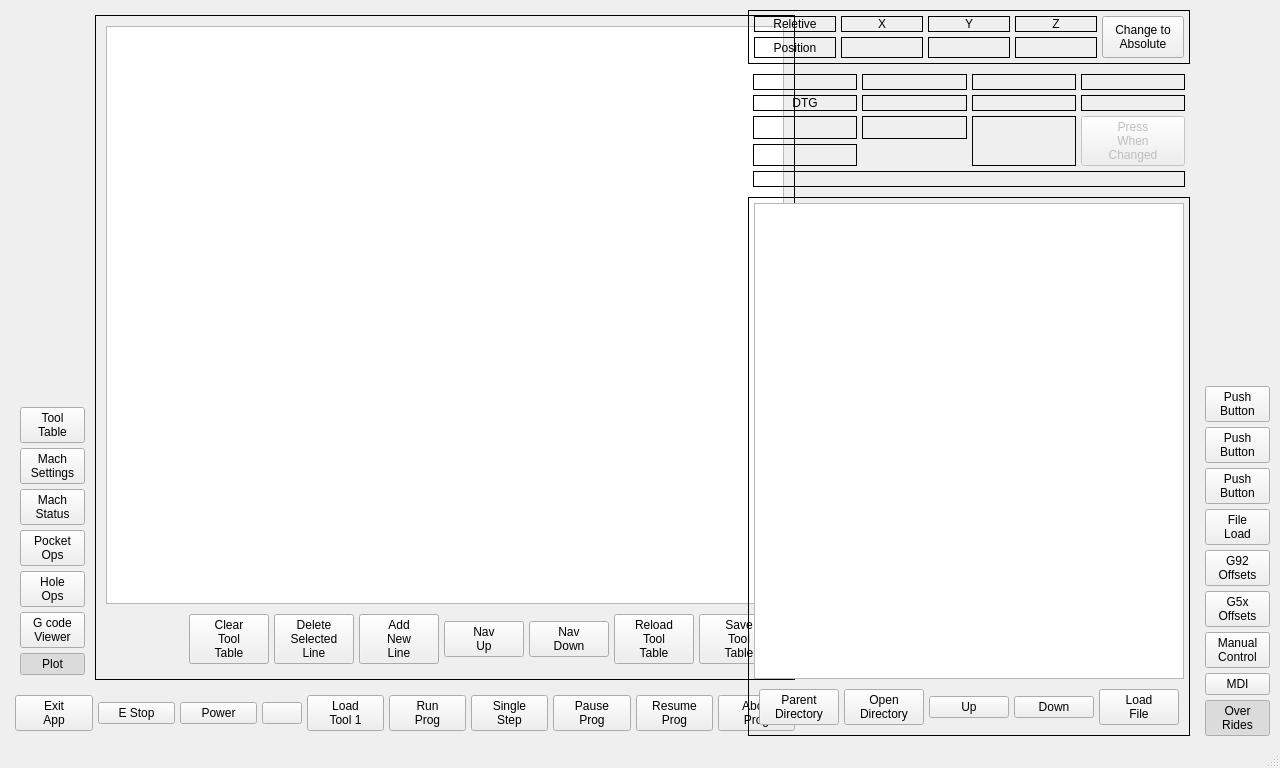
Before: the Qt Designer form mill_touch_v6/ui/mainwindow.ui in jethornton/mill_touch_v6, drawn with Qt 5.
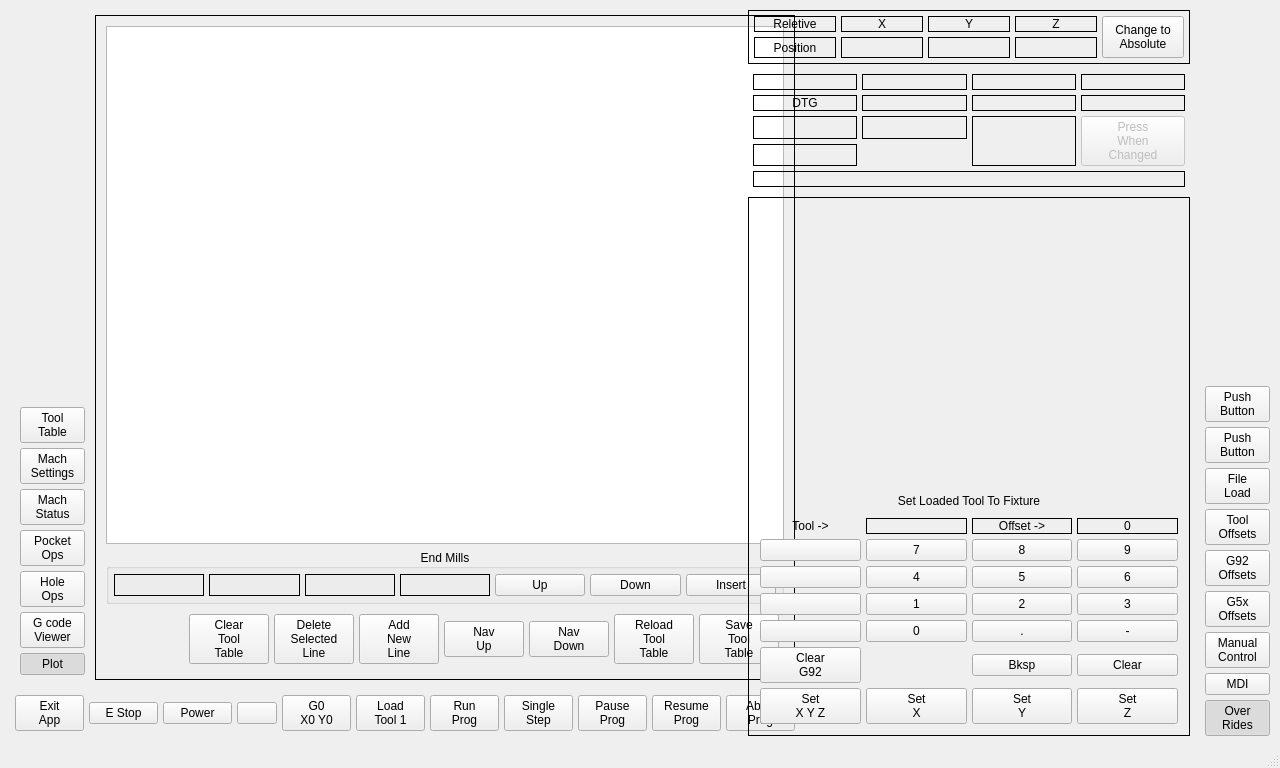
After: the same form once the commit is applied. The open tabs and pages were chosen to show the change. Custom widgets are drawn as their Qt base class.

The edit to the form file:
```diff
--- a/mill_touch_v6/ui/mainwindow.ui
+++ b/mill_touch_v6/ui/mainwindow.ui
@@ -3374,7 +3374,114 @@
                   <number>5</number>
                  </property>
                  <item>
-                  <widget class="ToolTable" name="tooltable"/>
+                  <widget class="ToolTable" name="tooltable">
+                   <property name="displayColumns" stdset="0">
+                    <string>TXYZDR</string>
+                   </property>
+                   <attribute name="horizontalHeaderDefaultSectionSize">
+                    <number>75</number>
+                   </attribute>
+                  </widget>
+                 </item>
+                 <item>
+                  <widget class="QGroupBox" name="gridGroupBox">
+                   <property name="title">
+                    <string>End Mills</string>
+                   </property>
+                   <property name="alignment">
+                    <set>Qt::AlignCenter</set>
+                   </property>
+                   <layout class="QGridLayout" name="gridLayout_24">
+                    <property name="leftMargin">
+                     <number>5</number>
+                    </property>
+                    <property name="topMargin">
+                     <number>5</number>
+                    </property>
+                    <property name="rightMargin">
+                     <number>5</number>
+                    </property>
+                    <property name="bottomMargin">
+                     <number>5</number>
+                    </property>
+                    <property name="spacing">
+                     <number>5</number>
+                    </property>
+                    <item row="0" column="2">
+                     <widget class="QLabel" name="endMillFlutesLbl">
+                      <property name="frameShape">
+                       <enum>QFrame::Box</enum>
+                      </property>
+                      <property name="text">
+                       <string/>
+                      </property>
+                      <property name="alignment">
+                       <set>Qt::AlignCenter</set>
+                      </property>
+                     </widget>
+                    </item>
+                    <item row="0" column="1">
+                     <widget class="QLabel" name="endMillDiaLbl">
+                      <property name="frameShape">
+                       <enum>QFrame::Box</enum>
+                      </property>
+                      <property name="text">
+                       <string/>
+                      </property>
+                      <property name="alignment">
+                       <set>Qt::AlignCenter</set>
+                      </property>
+                     </widget>
+                    </item>
+                    <item row="0" column="0">
+                     <widget class="QLabel" name="endMillMaterialLbl">
+                      <property name="frameShape">
+                       <enum>QFrame::Box</enum>
+                      </property>
+                      <property name="text">
+                       <string/>
+                      </property>
+                      <property name="alignment">
+                       <set>Qt::AlignCenter</set>
+                      </property>
+                     </widget>
+                    </item>
+                    <item row="0" column="5">
+                     <widget class="QPushButton" name="pushButton_61">
+                      <property name="text">
+                       <string>Down</string>
+                      </property>
+                     </widget>
+                    </item>
+                    <item row="0" column="6">
+                     <widget class="QPushButton" name="pushButton_60">
+                      <property name="text">
+                       <string>Insert</string>
+                      </property>
+                     </widget>
+                    </item>
+                    <item row="0" column="4">
+                     <widget class="QPushButton" name="pushButton_59">
+                      <property name="text">
+                       <string>Up</string>
+                      </property>
+                     </widget>
+                    </item>
+                    <item row="0" column="3">
+                     <widget class="QLabel" name="endMillLengthLbl">
+                      <property name="frameShape">
+                       <enum>QFrame::Box</enum>
+                      </property>
+                      <property name="text">
+                       <string/>
+                      </property>
+                      <property name="alignment">
+                       <set>Qt::AlignCenter</set>
+                      </property>
+                     </widget>
+                    </item>
+                   </layout>
+                  </widget>
                  </item>
                  <item>
                   <widget class="QWidget" name="horizontalWidget" native="true">
@@ -3556,6 +3663,17 @@
             </property>
            </spacer>
           </item>
+          <item>
+           <widget class="MDIButton" name="mdibutton_2">
+            <property name="text">
+             <string>G0
+X0 Y0</string>
+            </property>
+            <property name="MDICommand" stdset="0">
+             <string>G0X0Y0</string>
+            </property>
+           </widget>
+          </item>
           <item>
            <widget class="MDIButton" name="mdibutton">
             <property name="text">
@@ -5754,6 +5872,347 @@
          <widget class="QWidget" name="page_15">
           <layout class="QVBoxLayout" name="verticalLayout_12">
            <item>
+            <widget class="VCPWidget" name="toolSetWidget">
+             <property name="rules" stdset="0">
+              <string>[{&quot;channels&quot;: [{&quot;url&quot;: &quot;status:tool_in_spindle&quot;, &quot;trigger&quot;: true}], &quot;property&quot;: &quot;Enable&quot;, &quot;expression&quot;: &quot;True if ch[0] &gt; 0 else False&quot;, &quot;name&quot;: &quot;Tool Loaded&quot;}]</string>
+             </property>
+             <layout class="QGridLayout" name="gridLayout_23">
+              <property name="leftMargin">
+               <number>1</number>
+              </property>
+              <property name="topMargin">
+               <number>1</number>
+              </property>
+              <property name="rightMargin">
+               <number>1</number>
+              </property>
+              <property name="bottomMargin">
+               <number>1</number>
+              </property>
+              <property name="spacing">
+               <number>5</number>
+              </property>
+              <item row="1" column="0" colspan="4">
+               <widget class="QLabel" name="label_46">
+                <property name="text">
+                 <string>Set Loaded Tool To Fixture</string>
+                </property>
+                <property name="alignment">
+                 <set>Qt::AlignCenter</set>
+                </property>
+               </widget>
+              </item>
+              <item row="0" column="0" colspan="4">
+               <spacer name="verticalSpacer_10">
+                <property name="orientation">
+                 <enum>Qt::Vertical</enum>
+                </property>
+                <property name="sizeHint" stdset="0">
+                 <size>
+                  <width>20</width>
+                  <height>40</height>
+                 </size>
+                </property>
+               </spacer>
+              </item>
+              <item row="3" column="0" colspan="4">
+               <widget class="QWidget" name="toolSetKeypad_2" native="true">
+                <layout class="QGridLayout" name="gridLayout_25">
+                 <property name="leftMargin">
+                  <number>5</number>
+                 </property>
+                 <property name="topMargin">
+                  <number>5</number>
+                 </property>
+                 <property name="rightMargin">
+                  <number>5</number>
+                 </property>
+                 <property name="bottomMargin">
+                  <number>5</number>
+                 </property>
+                 <property name="horizontalSpacing">
+                  <number>5</number>
+                 </property>
+                 <item row="5" column="2">
+                  <widget class="QPushButton" name="toolSetBkspBtn">
+                   <property name="text">
+                    <string>Bksp</string>
+                   </property>
+                  </widget>
+                 </item>
+                 <item row="4" column="3">
+                  <widget class="QPushButton" name="pushButton_152">
+                   <property name="text">
+                    <string>-</string>
+                   </property>
+                   <attribute name="buttonGroup">
+                    <string notr="true">toolSetKeypad</string>
+                   </attribute>
+                  </widget>
+                 </item>
+                 <item row="4" column="2">
+                  <widget class="QPushButton" name="pushButton_149">
+                   <property name="text">
+                    <string>.</string>
+                   </property>
+                   <attribute name="buttonGroup">
+                    <string notr="true">toolSetKeypad</string>
+                   </attribute>
+                  </widget>
+                 </item>
+                 <item row="1" column="2">
+                  <widget class="QPushButton" name="pushButton_147">
+                   <property name="text">
+                    <string>8</string>
+                   </property>
+                   <attribute name="buttonGroup">
+                    <string notr="true">toolSetKeypad</string>
+                   </attribute>
+                  </widget>
+                 </item>
+                 <item row="1" column="1">
+                  <widget class="QPushButton" name="pushButton_143">
+                   <property name="text">
+                    <string>7</string>
+                   </property>
+                   <attribute name="buttonGroup">
+                    <string notr="true">toolSetKeypad</string>
+                   </attribute>
+                  </widget>
+                 </item>
+                 <item row="2" column="3">
+                  <widget class="QPushButton" name="pushButton_142">
+                   <property name="text">
+                    <string>6</string>
+                   </property>
+                   <attribute name="buttonGroup">
+                    <string notr="true">toolSetKeypad</string>
+                   </attribute>
+                  </widget>
+                 </item>
+                 <item row="1" column="3">
+                  <widget class="QPushButton" name="pushButton_141">
+                   <property name="text">
+                    <string>9</string>
+                   </property>
+                   <attribute name="buttonGroup">
+                    <string notr="true">toolSetKeypad</string>
+                   </attribute>
+                  </widget>
+                 </item>
+                 <item row="2" column="2">
+                  <widget class="QPushButton" name="pushButton_132">
+                   <property name="text">
+                    <string>5</string>
+                   </property>
+                   <attribute name="buttonGroup">
+                    <string notr="true">toolSetKeypad</string>
+                   </attribute>
+                  </widget>
+                 </item>
+                 <item row="3" column="0">
+                  <widget class="QPushButton" name="pushButton_140">
+                   <property name="text">
+                    <string/>
+                   </property>
+                   <attribute name="buttonGroup">
+                    <string notr="true">toolSetKeypad</string>
+                   </attribute>
+                  </widget>
+                 </item>
+                 <item row="1" column="0">
+                  <widget class="QPushButton" name="pushButton_145">
+                   <property name="text">
+                    <string/>
+                   </property>
+                   <attribute name="buttonGroup">
+                    <string notr="true">toolSetKeypad</string>
+                   </attribute>
+                  </widget>
+                 </item>
+                 <item row="3" column="2">
+                  <widget class="QPushButton" name="pushButton_151">
+                   <property name="text">
+                    <string>2</string>
+                   </property>
+                   <attribute name="buttonGroup">
+                    <string notr="true">toolSetKeypad</string>
+                   </attribute>
+                  </widget>
+                 </item>
+                 <item row="3" column="1">
+                  <widget class="QPushButton" name="pushButton_144">
+                   <property name="text">
+                    <string>1</string>
+                   </property>
+                   <attribute name="buttonGroup">
+                    <string notr="true">toolSetKeypad</string>
+                   </attribute>
+                  </widget>
+                 </item>
+                 <item row="2" column="1">
+                  <widget class="QPushButton" name="pushButton_138">
+                   <property name="text">
+                    <string>4</string>
+                   </property>
+                   <attribute name="buttonGroup">
+                    <string notr="true">toolSetKeypad</string>
+                   </attribute>
+                  </widget>
+                 </item>
+                 <item row="4" column="1">
+                  <widget class="QPushButton" name="pushButton_139">
+                   <property name="text">
+                    <string>0</string>
+                   </property>
+                   <attribute name="buttonGroup">
+                    <string notr="true">toolSetKeypad</string>
+                   </attribute>
+                  </widget>
+                 </item>
+                 <item row="5" column="0">
+                  <widget class="MDIButton" name="mdibutton_13">
+                   <property name="text">
+                    <string>Clear
+G92</string>
+                   </property>
+                   <property name="MDICommand" stdset="0">
+                    <string>G92.1</string>
+                   </property>
+                  </widget>
+                 </item>
+                 <item row="5" column="3">
+                  <widget class="QPushButton" name="toolSetClearBtn">
+                   <property name="text">
+                    <string>Clear</string>
+                   </property>
+                  </widget>
+                 </item>
+                 <item row="2" column="0">
+                  <widget class="QPushButton" name="pushButton_146">
+                   <property name="text">
+                    <string/>
+                   </property>
+                   <attribute name="buttonGroup">
+                    <string notr="true">toolSetKeypad</string>
+                   </attribute>
+                  </widget>
+                 </item>
+                 <item row="4" column="0">
+                  <widget class="QPushButton" name="pushButton_150">
+                   <property name="text">
+                    <string/>
+                   </property>
+                   <attribute name="buttonGroup">
+                    <string notr="true">toolSetKeypad</string>
+                   </attribute>
+                  </widget>
+                 </item>
+                 <item row="6" column="0">
+                  <widget class="MDIButton" name="mdibutton_14">
+                   <property name="text">
+                    <string>Set
+X Y Z</string>
+                   </property>
+                  </widget>
+                 </item>
+                 <item row="6" column="2">
+                  <widget class="MDIButton" name="mdibutton_16">
+                   <property name="text">
+                    <string>Set
+Y</string>
+                   </property>
+                  </widget>
+                 </item>
+                 <item row="6" column="3">
+                  <widget class="MDIButton" name="mdibutton_17">
+                   <property name="text">
+                    <string>Set
+Z</string>
+                   </property>
+                   <property name="MDICommand" stdset="0">
+                    <string>G10 L11 P#&lt;currentToolLbl&gt; Z#&lt;toolSetLbl&gt;</string>
+                   </property>
+                  </widget>
+                 </item>
+                 <item row="3" column="3">
+                  <widget class="QPushButton" name="pushButton_148">
+                   <property name="text">
+                    <string>3</string>
+                   </property>
+                   <attribute name="buttonGroup">
+                    <string notr="true">toolSetKeypad</string>
+                   </attribute>
+                  </widget>
+                 </item>
+                 <item row="6" column="1">
+                  <widget class="MDIButton" name="mdibutton_15">
+                   <property name="text">
+                    <string>Set
+X</string>
+                   </property>
+                  </widget>
+                 </item>
+                 <item row="0" column="1">
+                  <widget class="StatusLabel" name="currentToolLbl">
+                   <property name="frameShape">
+                    <enum>QFrame::Box</enum>
+                   </property>
+                   <property name="alignment">
+                    <set>Qt::AlignCenter</set>
+                   </property>
+                   <property name="rules" stdset="0">
+                    <string>[{&quot;channels&quot;: [{&quot;url&quot;: &quot;status:tool_in_spindle?string&quot;, &quot;trigger&quot;: true}], &quot;property&quot;: &quot;Text&quot;, &quot;expression&quot;: &quot;ch[0]&quot;, &quot;name&quot;: &quot;Tool in Spindle&quot;}]</string>
+                   </property>
+                  </widget>
+                 </item>
+                 <item row="0" column="0">
+                  <widget class="QLabel" name="label_2">
+                   <property name="text">
+                    <string>Tool -&gt;</string>
+                   </property>
+                   <property name="alignment">
+                    <set>Qt::AlignCenter</set>
+                   </property>
+                  </widget>
+                 </item>
+                 <item row="0" column="3">
+                  <widget class="QLabel" name="toolSetLbl">
+                   <property name="frameShape">
+                    <enum>QFrame::Box</enum>
+                   </property>
+                   <property name="text">
+                    <string>0</string>
+                   </property>
+                   <property name="alignment">
+                    <set>Qt::AlignCenter</set>
+                   </property>
+                  </widget>
+                 </item>
+                 <item row="0" column="2">
+                  <widget class="QLabel" name="label_4">
+                   <property name="frameShape">
+                    <enum>QFrame::Box</enum>
+                   </property>
+                   <property name="text">
+                    <string>Offset -&gt;</string>
+                   </property>
+                   <property name="alignment">
+                    <set>Qt::AlignCenter</set>
+                   </property>
+                  </widget>
+                 </item>
+                </layout>
+               </widget>
+              </item>
+             </layout>
+            </widget>
+           </item>
+          </layout>
+         </widget>
+         <widget class="QWidget" name="page_35">
+          <layout class="QVBoxLayout" name="verticalLayout_17">
+           <item>
             <widget class="FileSystemTable" name="filesystemtable">
              <property name="hiddenColumns" stdset="0">
               <string>1,2</string>
@@ -5764,7 +6223,7 @@
             </widget>
            </item>
            <item>
-            <widget class="QWidget" name="horizontalWidget" native="true">
+            <widget class="QWidget" name="horizontalWidget_3" native="true">
              <layout class="QHBoxLayout" name="horizontalLayout_8">
               <property name="spacing">
                <number>5</number>
@@ -5897,20 +6356,6 @@
        <item>
         <widget class="QPushButton" name="pushButton_18">
          <property name="text">
-          <string>Push
-Button</string>
-         </property>
-         <property name="checkable">
-          <bool>true</bool>
-         </property>
-         <property name="page" stdset="0">
-          <number>5</number>
-         </property>
-        </widget>
-       </item>
-       <item>
-        <widget class="QPushButton" name="pushButton_13">
-         <property name="text">
           <string>File
 Load</string>
          </property>
@@ -5920,6 +6365,20 @@
          <property name="page" stdset="0">
           <number>5</number>
          </property>
+        </widget>
+       </item>
+       <item>
+        <widget class="QPushButton" name="pushButton_13">
+         <property name="text">
+          <string>Tool
+Offsets</string>
+         </property>
+         <property name="checkable">
+          <bool>true</bool>
+         </property>
+         <property name="page" stdset="0">
+          <number>5</number>
+         </property>
          <attribute name="buttonGroup">
           <string notr="true">sideNavBtns</string>
          </attribute>
```
Left out of the diff: 107 changed lines with no effect on the pictures.
